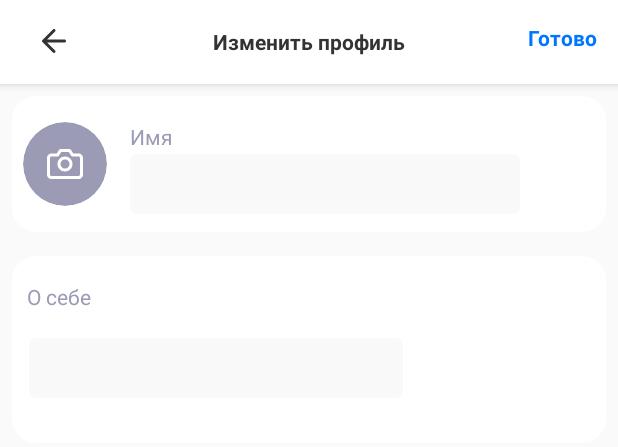
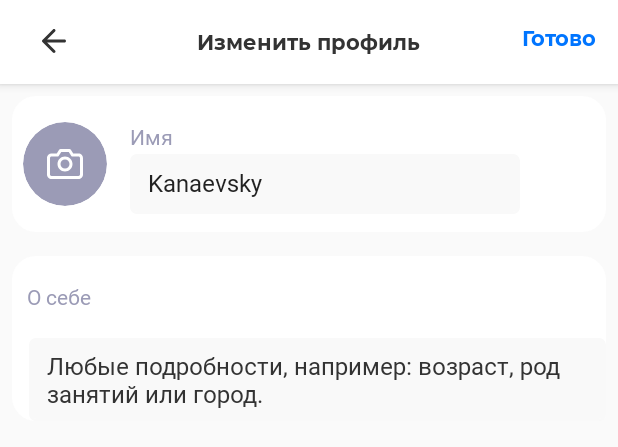
Before and after one commit to tonyrewin/MoonShard-Android, an Android app: the layout fragment_change_profile.xml on its own in the app's theme, with its tools: preview values and no code run, on a phone screen of 412 x 824 dp. Shown: the top 447 px of the screen. Run offline under Robolectric (Android 15) with nearby library versions, the phone set to English and light mode, and no system bars.

Commit message:
fix: change fonts and change layout change profile screen

```diff
--- a/app/src/main/java/io/moonshard/moonshard/presentation/presenter/settings/ChangeProfilePresenter.kt
+++ b/app/src/main/java/io/moonshard/moonshard/presentation/presenter/settings/ChangeProfilePresenter.kt
@@ -16,11 +16,14 @@ import org.jivesoftware.smackx.vcardtemp.VCardManager
 class ChangeProfilePresenter : MvpPresenter<ChangeProfileView>() {
 
     fun setData(nickName: String, description: String, bytes: ByteArray?, mimeType: String?) {
+        viewState?.showProgressBar()
         setDataInVCard(nickName,description,bytes,mimeType).subscribeOn(Schedulers.io())
             .observeOn(AndroidSchedulers.mainThread())
             .subscribe({
+                viewState?.hideProgressBar()
                 viewState?.showProfile()
             }, {
+                viewState?.hideProgressBar()
                 it.message?.let { it1 -> viewState?.showError(it1) }
             })
     }
--- a/app/src/main/java/io/moonshard/moonshard/ui/fragments/settings/ChangeProfileFragment.kt
+++ b/app/src/main/java/io/moonshard/moonshard/ui/fragments/profile/ChangeProfileFragment.kt
@@ -1,4 +1,4 @@
-package io.moonshard.moonshard.ui.fragments.settings
+package io.moonshard.moonshard.ui.fragments.profile
 
 import android.content.Intent
 import android.graphics.Bitmap
@@ -28,15 +28,6 @@ class ChangeProfileFragment : MvpAppCompatFragment(), ChangeProfileView {
 
     var bytes: ByteArray? = null
     var mimeType: String? = null
-
-    override fun setData(nickName: String?, description: String?) {
-        nameTv?.setText(nickName ?: "")
-        descriptionTv?.setText(description ?: "")
-    }
-
-    override fun setAvatar(avatar: Bitmap?) {
-        avatarIv?.setImageBitmap(avatar)
-    }
 
     override fun onCreateView(
         inflater: LayoutInflater, container: ViewGroup?,
@@ -108,6 +99,15 @@ class ChangeProfileFragment : MvpAppCompatFragment(), ChangeProfileView {
         }
     }
 
+    override fun setData(nickName: String?, description: String?) {
+        nameTv?.setText(nickName ?: "")
+        descriptionTv?.setText(description ?: "")
+    }
+
+    override fun setAvatar(avatar: Bitmap?) {
+        avatarIv?.setImageBitmap(avatar)
+    }
+
     override fun showProfile() {
         fragmentManager?.popBackStack()
         fragmentManager?.popBackStack()
--- a/app/src/main/java/io/moonshard/moonshard/ui/fragments/profile/ProfileFragment.kt
+++ b/app/src/main/java/io/moonshard/moonshard/ui/fragments/profile/ProfileFragment.kt
@@ -11,7 +11,6 @@ import io.moonshard.moonshard.R
 import io.moonshard.moonshard.common.utils.setSafeOnClickListener
 import io.moonshard.moonshard.presentation.presenter.settings.ProfilePresenter
 import io.moonshard.moonshard.presentation.view.settings.ProfileView
-import io.moonshard.moonshard.ui.fragments.settings.ChangeProfileFragment
 import kotlinx.android.synthetic.main.fragment_profile.*
 import moxy.MvpAppCompatFragment
 import moxy.presenter.InjectPresenter
--- a/app/src/main/res/layout/fragment_change_profile.xml
+++ b/app/src/main/res/layout/fragment_change_profile.xml
@@ -2,8 +2,8 @@
 <LinearLayout xmlns:android="http://schemas.android.com/apk/res/android"
         xmlns:tools="http://schemas.android.com/tools"
         android:layout_width="match_parent"
+        android:layout_height="match_parent"
         android:orientation="vertical"
-        android:layout_height="match_parent"
         tools:context=".ui.fragments.profile.ProfileFragment">
 
     <com.google.android.material.appbar.AppBarLayout
@@ -32,10 +32,10 @@
                     android:layout_width="wrap_content"
                     android:layout_height="wrap_content"
                     android:layout_centerInParent="true"
+                    android:fontFamily="@font/montserrat_bold"
                     android:text="Изменить профиль"
                     android:textColor="#333333"
-                    android:textSize="14sp"
-                    android:textStyle="bold" />
+                    android:textSize="14sp" />
 
             <TextView
                     android:id="@+id/readyBtn"
@@ -44,11 +44,11 @@
                     android:layout_alignParentEnd="true"
                     android:layout_marginTop="15dp"
                     android:layout_marginEnd="14dp"
+                    android:fontFamily="@font/montserrat_bold"
                     android:src="@drawable/ic_new_chat"
                     android:text="Готово"
                     android:textColor="#0075FF"
-                    android:textSize="14sp"
-                    android:textStyle="bold" />
+                    android:textSize="14sp" />
 
         </RelativeLayout>
     </com.google.android.material.appbar.AppBarLayout>
@@ -66,92 +66,94 @@
             tools:ignore="RtlSymmetry">
 
         <de.hdodenhof.circleimageview.CircleImageView
-                android:layout_marginEnd="15dp"
+                android:id="@+id/avatarIv"
+                android:layout_width="56dp"
+                android:layout_height="56dp"
                 android:layout_marginStart="7dp"
                 android:layout_marginTop="17dp"
+                android:layout_marginEnd="15dp"
                 android:layout_marginBottom="17dp"
-                android:id="@+id/avatarIv"
-                android:src="@drawable/ic_add_photo"
-                android:layout_width="56dp"
-                android:layout_height="56dp"/>
+                android:src="@drawable/ic_add_photo" />
 
         <TextView
+                android:id="@+id/nickNameTv"
+                android:layout_width="wrap_content"
+                android:layout_height="wrap_content"
                 android:layout_alignTop="@+id/avatarIv"
-                android:id="@+id/nickNameTv"
                 android:layout_toEndOf="@+id/avatarIv"
+                android:fontFamily="@font/roboto_regular"
                 android:text="Имя"
                 android:textColor="#9B9BB6"
-                android:textSize="14sp"
-                android:layout_width="wrap_content"
-                android:layout_height="wrap_content"/>
+                android:textSize="14sp" />
 
         <EditText
+                android:id="@+id/nameTv"
+                android:layout_width="260dp"
+                android:layout_height="40dp"
                 android:layout_below="@+id/nickNameTv"
                 android:layout_alignStart="@+id/nickNameTv"
-                android:id="@+id/nameTv"
-                android:maxLength="255"
-                android:layout_width="260dp"
-                android:layout_height="40dp"
                 android:layout_marginTop="2dp"
                 android:background="@drawable/rounded_edittext"
+                android:fontFamily="@font/roboto_regular"
                 android:inputType="text"
+                android:maxLength="255"
                 android:maxLines="1"
-                android:paddingStart="5dp"
-                android:paddingEnd="5dp" />
+                android:paddingStart="12dp"
+                android:paddingTop="10dp"
+                android:paddingBottom="10dp"
+                android:paddingEnd="5dp"
+                android:textSize="16sp"
+                tools:text="Kanaevsky" />
 
     </RelativeLayout>
 
 
-
     <LinearLayout
-            android:orientation="vertical"
-            tools:ignore="RtlSymmetry"
+            android:layout_width="match_parent"
+            android:layout_height="wrap_content"
             android:layout_marginLeft="8dp"
             android:layout_marginTop="8dp"
             android:layout_marginRight="8dp"
             android:layout_marginBottom="8dp"
             android:background="@drawable/layout_settings_bg"
-            android:layout_width="match_parent"
-            android:layout_height="wrap_content">
+            android:orientation="vertical"
+            tools:ignore="RtlSymmetry">
 
         <TextView
+                android:layout_width="wrap_content"
+                android:layout_height="wrap_content"
+                android:layout_marginStart="10dp"
                 android:layout_marginTop="17dp"
-                android:layout_marginStart="10dp"
-                android:textSize="14sp"
+                android:fontFamily="@font/roboto_regular"
+                android:text="О себе"
                 android:textColor="#9B9BB6"
-                android:text="О себе"
-                android:layout_width="wrap_content"
-                android:layout_height="wrap_content"/>
+                android:textSize="14sp" />
 
         <EditText
-                android:layout_marginBottom="30dp"
                 android:id="@+id/descriptionTv"
                 android:layout_width="wrap_content"
-                android:minWidth="249dp"
-                android:layout_height="40dp"
+                android:layout_height="wrap_content"
                 android:layout_marginStart="11dp"
                 android:layout_marginTop="18dp"
                 android:background="@drawable/rounded_edittext"
-                android:paddingStart="5dp"
-                android:paddingEnd="5dp" />
-
-        <TextView
-                android:visibility="gone"
-                android:layout_marginStart="12dp"
-                android:textSize="14sp"
-                android:textColor="#9B9BB6"
-                android:text="ID (имя пользователя)"
-                android:layout_marginTop="30dp"
-                android:layout_width="wrap_content"
-                android:layout_height="wrap_content"/>
+                android:fontFamily="@font/roboto_regular"
+                android:minWidth="249dp"
+                android:minHeight="40dp"
+                android:paddingStart="12dp"
+                android:paddingTop="7dp"
+                android:paddingEnd="5dp"
+                android:paddingBottom="7dp"
+                android:textColor="#333333"
+                android:textSize="16sp"
+                tools:text="Любые подробности, например: возраст, род занятий или город." />
 
     </LinearLayout>
 
     <ProgressBar
-            android:visibility="gone"
             android:id="@+id/progressBar"
+            android:layout_width="wrap_content"
+            android:layout_height="wrap_content"
             android:layout_gravity="center"
-            android:layout_width="wrap_content"
-            android:layout_height="wrap_content"/>
+            android:visibility="gone" />
 
 </LinearLayout>
```
